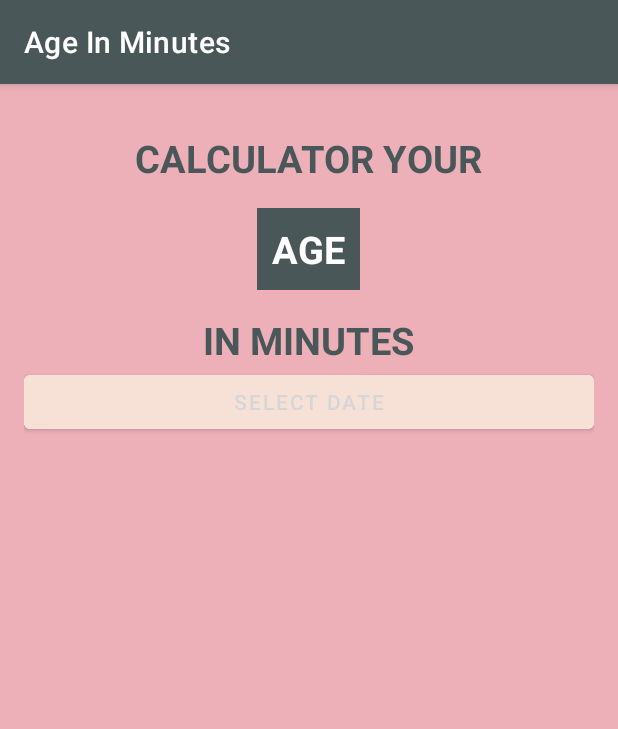
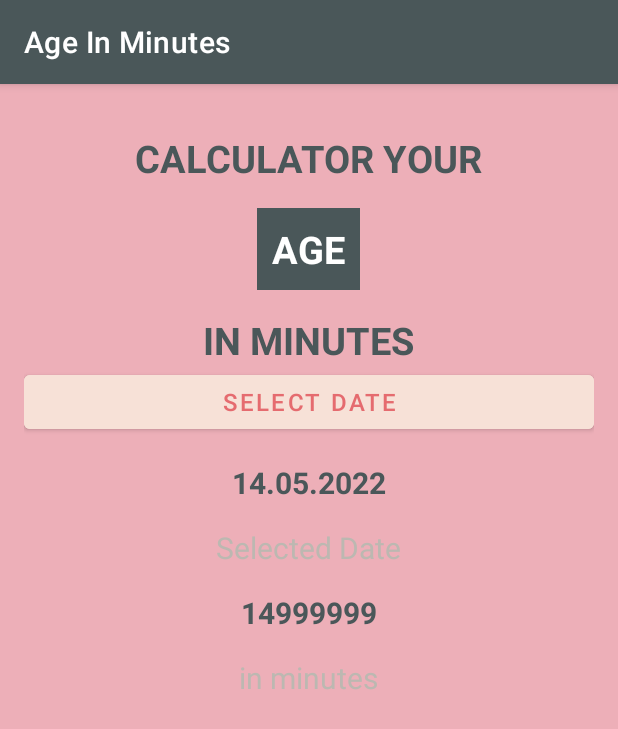
Before and after one commit to clamp1981/DOBCalc, an Android app: the screen it shows after launch (MainActivity), on a phone screen of 412 x 824 dp. Shown: the top 729 px of the screen. Run offline under Robolectric (Android 15) with nearby library versions, the phone set to English and light mode, and no system bars.

Commit message:
feat : selected date 기능 추가

```diff
--- a/app/src/main/res/layout/activity_main.xml
+++ b/app/src/main/res/layout/activity_main.xml
@@ -59,11 +59,72 @@
         app:layout_constraintVertical_bias="0.055" />
 
     <Button
-        android:id="@+id/button"
+        android:id="@+id/btnSelectDate"
         android:layout_width="match_parent"
         android:layout_height="wrap_content"
-        android:textColor="@color/btntxtColor"
+        android:textColor="@color/btnTxtColor"
+        android:textSize="16sp"
         android:backgroundTint="@color/btnBgColor"
         android:text="@string/select_btn_text" />
 
+
+    <TextView
+        android:layout_width="wrap_content"
+        android:layout_height="wrap_content"
+        android:layout_marginTop="16dp"
+        android:fontFamily="sans-serif"
+        android:text="14.05.2022"
+        android:textStyle="bold"
+        android:textColor="#4A5759"
+        android:textSize="20sp"
+        app:layout_constraintBottom_toBottomOf="parent"
+        app:layout_constraintLeft_toLeftOf="parent"
+        app:layout_constraintRight_toRightOf="parent"
+        app:layout_constraintTop_toTopOf="parent"
+        app:layout_constraintVertical_bias="0.055" />
+
+    <TextView
+        android:layout_width="wrap_content"
+        android:layout_height="wrap_content"
+        android:layout_marginTop="16dp"
+        android:fontFamily="sans-serif"
+        android:text="Selected Date"
+        android:textColor="@color/slectedTxtColor"
+        android:textSize="20sp"
+        app:layout_constraintBottom_toBottomOf="parent"
+        app:layout_constraintLeft_toLeftOf="parent"
+        app:layout_constraintRight_toRightOf="parent"
+        app:layout_constraintTop_toTopOf="parent"
+        app:layout_constraintVertical_bias="0.055" />
+
+
+    <TextView
+        android:layout_width="wrap_content"
+        android:layout_height="wrap_content"
+        android:layout_marginTop="16dp"
+        android:fontFamily="sans-serif"
+        android:text="14999999"
+        android:textStyle="bold"
+        android:textColor="#4A5759"
+        android:textSize="20sp"
+        app:layout_constraintBottom_toBottomOf="parent"
+        app:layout_constraintLeft_toLeftOf="parent"
+        app:layout_constraintRight_toRightOf="parent"
+        app:layout_constraintTop_toTopOf="parent"
+        app:layout_constraintVertical_bias="0.055" />
+
+    <TextView
+        android:layout_width="wrap_content"
+        android:layout_height="wrap_content"
+        android:layout_marginTop="16dp"
+        android:fontFamily="sans-serif"
+        android:text="in minutes"
+        android:textColor="@color/slectedTxtColor"
+        android:textSize="20sp"
+        app:layout_constraintBottom_toBottomOf="parent"
+        app:layout_constraintLeft_toLeftOf="parent"
+        app:layout_constraintRight_toRightOf="parent"
+        app:layout_constraintTop_toTopOf="parent"
+        app:layout_constraintVertical_bias="0.055" />
+
 </LinearLayout>
```
